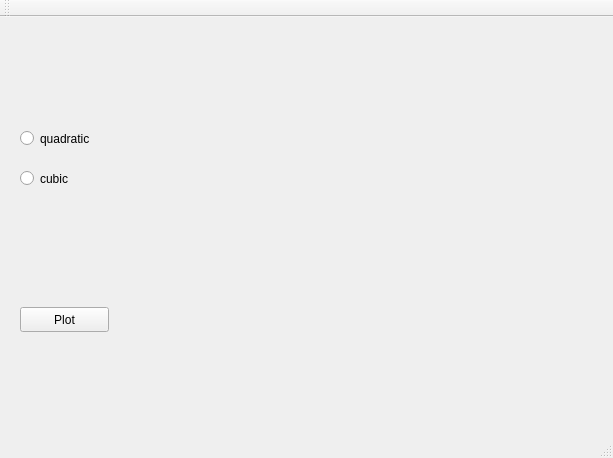
Qt form QTLiveChart/qt_live_chart/mainwindow.ui (BurhanMuhyiddin/MPU6050-Kalman-Filter-STM32) before a commit.
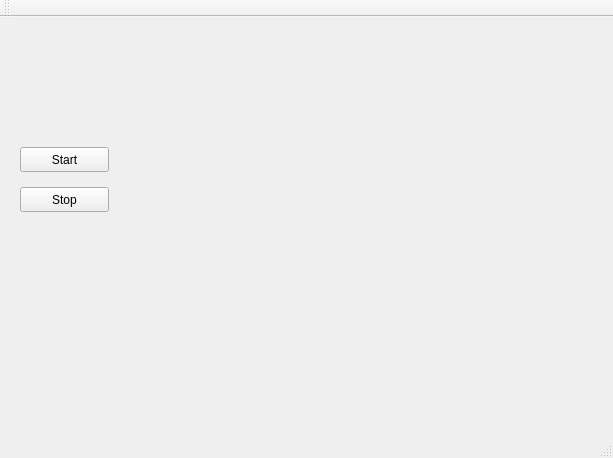
The same form after that commit. Custom widgets are drawn as their Qt base class.

What changed in the file:
```diff
--- a/QTLiveChart/qt_live_chart/mainwindow.ui
+++ b/QTLiveChart/qt_live_chart/mainwindow.ui
@@ -24,49 +24,30 @@
      </rect>
     </property>
    </widget>
-   <widget class="QRadioButton" name="radioButtonQuadratic">
-    <property name="geometry">
-     <rect>
-      <x>20</x>
-      <y>110</y>
-      <width>112</width>
-      <height>23</height>
-     </rect>
-    </property>
-    <property name="text">
-     <string>quadratic</string>
-    </property>
-    <attribute name="buttonGroup">
-     <string notr="true">buttonGroupRadio</string>
-    </attribute>
-   </widget>
-   <widget class="QRadioButton" name="radioButtonCubic">
-    <property name="geometry">
-     <rect>
-      <x>20</x>
-      <y>150</y>
-      <width>112</width>
-      <height>23</height>
-     </rect>
-    </property>
-    <property name="text">
-     <string>cubic</string>
-    </property>
-    <attribute name="buttonGroup">
-     <string notr="true">buttonGroupRadio</string>
-    </attribute>
-   </widget>
    <widget class="QPushButton" name="pushButtonPlot">
     <property name="geometry">
      <rect>
       <x>20</x>
-      <y>290</y>
+      <y>130</y>
       <width>89</width>
       <height>25</height>
      </rect>
     </property>
     <property name="text">
-     <string>Plot</string>
+     <string>Start</string>
+    </property>
+   </widget>
+   <widget class="QPushButton" name="pushButtonStop">
+    <property name="geometry">
+     <rect>
+      <x>20</x>
+      <y>170</y>
+      <width>89</width>
+      <height>25</height>
+     </rect>
+    </property>
+    <property name="text">
+     <string>Stop</string>
     </property>
    </widget>
   </widget>
```
